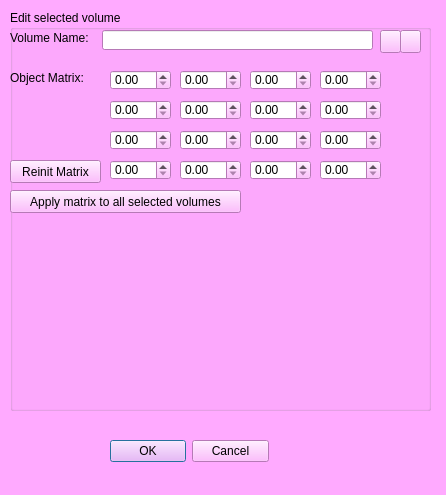
The window that MorphoDig/Qt/mqEditVolumeDialog.ui (morphomuseum/MorphoDig) describes before a commit, drawn with Qt 5.
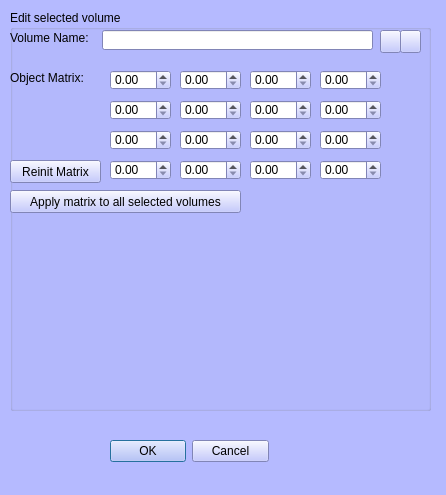
The same window after the commit. Icons and pictures are not drawn.

```diff
--- a/MorphoDig/Qt/mqEditVolumeDialog.ui
+++ b/MorphoDig/Qt/mqEditVolumeDialog.ui
@@ -25,8 +25,8 @@
      <colorrole role="Button">
       <brush brushstyle="SolidPattern">
        <color alpha="255">
-        <red>255</red>
-        <green>170</green>
+        <red>181</red>
+        <green>186</green>
         <blue>255</blue>
        </color>
       </brush>
@@ -43,8 +43,8 @@
      <colorrole role="Midlight">
       <brush brushstyle="SolidPattern">
        <color alpha="255">
-        <red>255</red>
-        <green>212</green>
+        <red>218</red>
+        <green>220</green>
         <blue>255</blue>
        </color>
       </brush>
@@ -52,8 +52,8 @@
      <colorrole role="Dark">
       <brush brushstyle="SolidPattern">
        <color alpha="255">
-        <red>127</red>
-        <green>85</green>
+        <red>90</red>
+        <green>93</green>
         <blue>127</blue>
        </color>
       </brush>
@@ -61,8 +61,8 @@
      <colorrole role="Mid">
       <brush brushstyle="SolidPattern">
        <color alpha="255">
-        <red>170</red>
-        <green>113</green>
+        <red>121</red>
+        <green>124</green>
         <blue>170</blue>
        </color>
       </brush>
@@ -106,8 +106,8 @@
      <colorrole role="Window">
       <brush brushstyle="SolidPattern">
        <color alpha="255">
-        <red>255</red>
-        <green>170</green>
+        <red>181</red>
+        <green>186</green>
         <blue>255</blue>
        </color>
       </brush>
@@ -124,8 +124,8 @@
      <colorrole role="AlternateBase">
       <brush brushstyle="SolidPattern">
        <color alpha="255">
-        <red>255</red>
-        <green>212</green>
+        <red>218</red>
+        <green>220</green>
         <blue>255</blue>
        </color>
       </brush>
@@ -171,8 +171,8 @@
      <colorrole role="Button">
       <brush brushstyle="SolidPattern">
        <color alpha="255">
-        <red>255</red>
-        <green>170</green>
+        <red>181</red>
+        <green>186</green>
         <blue>255</blue>
        </color>
       </brush>
@@ -189,8 +189,8 @@
      <colorrole role="Midlight">
       <brush brushstyle="SolidPattern">
        <color alpha="255">
-        <red>255</red>
-        <green>212</green>
+        <red>218</red>
+        <green>220</green>
         <blue>255</blue>
        </color>
       </brush>
@@ -198,8 +198,8 @@
      <colorrole role="Dark">
       <brush brushstyle="SolidPattern">
        <color alpha="255">
-        <red>127</red>
-        <green>85</green>
+        <red>90</red>
+        <green>93</green>
         <blue>127</blue>
        </color>
       </brush>
@@ -207,8 +207,8 @@
      <colorrole role="Mid">
       <brush brushstyle="SolidPattern">
        <color alpha="255">
-        <red>170</red>
-        <green>113</green>
+        <red>121</red>
+        <green>124</green>
         <blue>170</blue>
        </color>
       </brush>
@@ -252,8 +252,8 @@
      <colorrole role="Window">
       <brush brushstyle="SolidPattern">
        <color alpha="255">
-        <red>255</red>
-        <green>170</green>
+        <red>181</red>
+        <green>186</green>
         <blue>255</blue>
        </color>
       </brush>
@@ -270,8 +270,8 @@
      <colorrole role="AlternateBase">
       <brush brushstyle="SolidPattern">
        <color alpha="255">
-        <red>255</red>
-        <green>212</green>
+        <red>218</red>
+        <green>220</green>
         <blue>255</blue>
        </color>
       </brush>
@@ -308,8 +308,8 @@
      <colorrole role="WindowText">
       <brush brushstyle="SolidPattern">
        <color alpha="255">
-        <red>127</red>
-        <green>85</green>
+        <red>90</red>
+        <green>93</green>
         <blue>127</blue>
        </color>
       </brush>
@@ -317,8 +317,8 @@
      <colorrole role="Button">
       <brush brushstyle="SolidPattern">
        <color alpha="255">
-        <red>255</red>
-        <green>170</green>
+        <red>181</red>
+        <green>186</green>
         <blue>255</blue>
        </color>
       </brush>
@@ -335,8 +335,8 @@
      <colorrole role="Midlight">
       <brush brushstyle="SolidPattern">
        <color alpha="255">
-        <red>255</red>
-        <green>212</green>
+        <red>218</red>
+        <green>220</green>
         <blue>255</blue>
        </color>
       </brush>
@@ -344,8 +344,8 @@
      <colorrole role="Dark">
       <brush brushstyle="SolidPattern">
        <color alpha="255">
-        <red>127</red>
-        <green>85</green>
+        <red>90</red>
+        <green>93</green>
         <blue>127</blue>
        </color>
       </brush>
@@ -353,8 +353,8 @@
      <colorrole role="Mid">
       <brush brushstyle="SolidPattern">
        <color alpha="255">
-        <red>170</red>
-        <green>113</green>
+        <red>121</red>
+        <green>124</green>
         <blue>170</blue>
        </color>
       </brush>
@@ -362,8 +362,8 @@
      <colorrole role="Text">
       <brush brushstyle="SolidPattern">
        <color alpha="255">
-        <red>127</red>
-        <green>85</green>
+        <red>90</red>
+        <green>93</green>
         <blue>127</blue>
        </color>
       </brush>
@@ -380,8 +380,8 @@
      <colorrole role="ButtonText">
       <brush brushstyle="SolidPattern">
        <color alpha="255">
-        <red>127</red>
-        <green>85</green>
+        <red>90</red>
+        <green>93</green>
         <blue>127</blue>
        </color>
       </brush>
@@ -389,8 +389,8 @@
      <colorrole role="Base">
       <brush brushstyle="SolidPattern">
        <color alpha="255">
-        <red>255</red>
-        <green>170</green>
+        <red>181</red>
+        <green>186</green>
         <blue>255</blue>
        </color>
       </brush>
@@ -398,8 +398,8 @@
      <colorrole role="Window">
       <brush brushstyle="SolidPattern">
        <color alpha="255">
-        <red>255</red>
-        <green>170</green>
+        <red>181</red>
+        <green>186</green>
         <blue>255</blue>
        </color>
       </brush>
@@ -416,8 +416,8 @@
      <colorrole role="AlternateBase">
       <brush brushstyle="SolidPattern">
        <color alpha="255">
-        <red>255</red>
-        <green>170</green>
+        <red>181</red>
+        <green>186</green>
         <blue>255</blue>
        </color>
       </brush>
```
Left out of the diff: 2 changed lines with no effect on the pictures.
